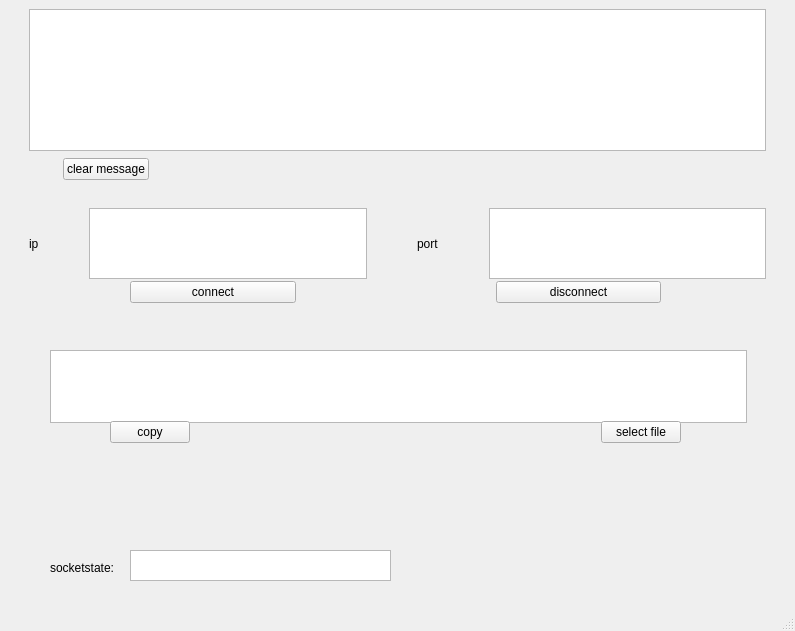
The window that qt-file-transfer/client/client.ui (shadow-wd/Qt-file-transfer) describes before a commit, drawn with Qt 5.
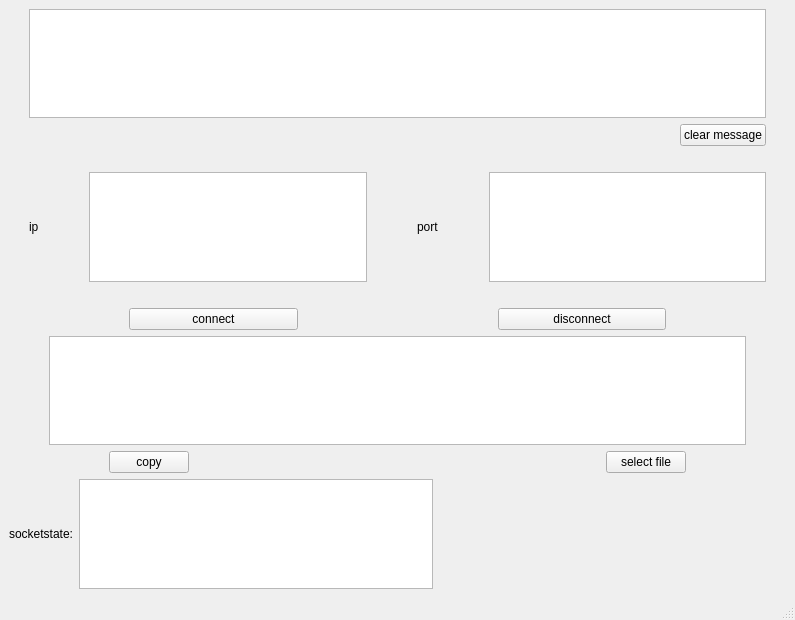
The same window after the commit.

Commit message: the window size is adaptive

The edit to the form file:
```diff
--- a/qt-file-transfer/client/client.ui
+++ b/qt-file-transfer/client/client.ui
@@ -7,7 +7,7 @@
     <x>0</x>
     <y>0</y>
     <width>795</width>
-    <height>631</height>
+    <height>620</height>
    </rect>
   </property>
   <property name="sizePolicy">
@@ -20,15 +20,8 @@
    <string>Qtclient</string>
   </property>
   <widget class="QWidget" name="centralwidget">
-   <widget class="QWidget" name="layoutWidget">
-    <property name="geometry">
-     <rect>
-      <x>9</x>
-      <y>9</y>
-      <width>777</width>
-      <height>142</height>
-     </rect>
-    </property>
+   <layout class="QVBoxLayout" name="verticalLayout">
+    <item>
     <layout class="QHBoxLayout" name="horizontalLayout">
      <item>
       <spacer name="horizontalSpacer_4">
@@ -66,16 +59,8 @@
       </spacer>
      </item>
     </layout>
-   </widget>
-   <widget class="QWidget" name="layoutWidget">
-    <property name="geometry">
-     <rect>
-      <x>9</x>
-      <y>157</y>
-      <width>160</width>
-      <height>25</height>
-     </rect>
-    </property>
+    </item>
+    <item>
     <layout class="QHBoxLayout" name="horizontalLayout_4">
      <item>
       <spacer name="horizontalSpacer">
@@ -114,16 +99,8 @@
       </spacer>
      </item>
     </layout>
-   </widget>
-   <widget class="QWidget" name="layoutWidget">
-    <property name="geometry">
-     <rect>
-      <x>9</x>
-      <y>188</y>
-      <width>777</width>
-      <height>111</height>
-     </rect>
-    </property>
+    </item>
+    <item>
     <layout class="QHBoxLayout" name="horizontalLayout_2">
      <property name="spacing">
       <number>50</number>
@@ -165,16 +142,8 @@
       <widget class="QTextBrowser" name="portnumber"/>
      </item>
     </layout>
-   </widget>
-   <widget class="QWidget" name="layoutWidget">
-    <property name="geometry">
-     <rect>
-      <x>10</x>
-      <y>280</y>
-      <width>771</width>
-      <height>25</height>
-     </rect>
-    </property>
+    </item>
+    <item>
     <layout class="QHBoxLayout" name="horizontalLayout_6">
      <property name="spacing">
       <number>200</number>
@@ -200,16 +169,8 @@
       </widget>
      </item>
     </layout>
-   </widget>
-   <widget class="QWidget" name="layoutWidget">
-    <property name="geometry">
-     <rect>
-      <x>10</x>
-      <y>350</y>
-      <width>777</width>
-      <height>73</height>
-     </rect>
-    </property>
+    </item>
+    <item>
     <layout class="QHBoxLayout" name="horizontalLayout_3">
      <item>
       <spacer name="horizontalSpacer_7">
@@ -251,16 +212,8 @@
       </spacer>
      </item>
     </layout>
-   </widget>
-   <widget class="QWidget" name="layoutWidget">
-    <property name="geometry">
-     <rect>
-      <x>10</x>
-      <y>420</y>
-      <width>771</width>
-      <height>25</height>
-     </rect>
-    </property>
+    </item>
+    <item>
     <layout class="QHBoxLayout" name="horizontalLayout_5">
      <property name="leftMargin">
       <number>100</number>
@@ -296,30 +249,35 @@
       </widget>
      </item>
     </layout>
-   </widget>
-   <widget class="QTextBrowser" name="socketstate">
-    <property name="geometry">
-     <rect>
-      <x>130</x>
-      <y>550</y>
-      <width>261</width>
-      <height>31</height>
-     </rect>
-    </property>
-   </widget>
+    </item>
+    <item>
+     <layout class="QHBoxLayout" name="horizontalLayout_7">
+      <item>
    <widget class="QLabel" name="label_3">
-    <property name="geometry">
-     <rect>
-      <x>50</x>
-      <y>560</y>
-      <width>81</width>
-      <height>16</height>
-     </rect>
-    </property>
     <property name="text">
      <string>socketstate:</string>
     </property>
    </widget>
+      </item>
+      <item>
+       <widget class="QTextBrowser" name="socketstate"/>
+      </item>
+      <item>
+       <spacer name="horizontalSpacer_5">
+        <property name="orientation">
+         <enum>Qt::Horizontal</enum>
+        </property>
+        <property name="sizeHint" stdset="0">
+         <size>
+          <width>40</width>
+          <height>20</height>
+         </size>
+        </property>
+       </spacer>
+      </item>
+     </layout>
+    </item>
+   </layout>
   </widget>
   <widget class="QMenuBar" name="menubar">
    <property name="geometry">
```
Lines whose indentation alone changed are shown as unchanged. The commit also changes 3 other files.
